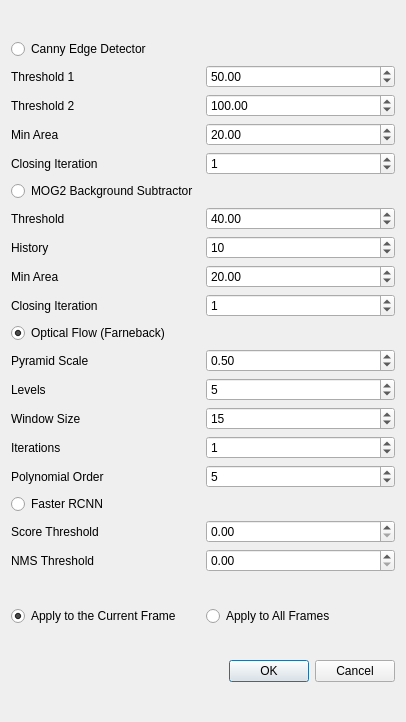
Above: src/auto_detect_dialog.ui from velatkilic/label-gui before the change. Below: the same form after it.
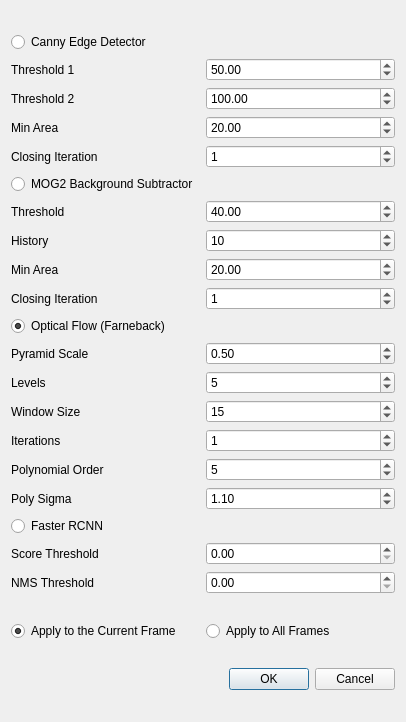
That is the form after the change.

Commit message: optical flow auto-detect

The edit to the form file:
```diff
--- a/src/auto_detect_dialog.ui
+++ b/src/auto_detect_dialog.ui
@@ -316,6 +316,27 @@
        </item>
       </layout>
      </item>
+     <item>
+      <layout class="QHBoxLayout" name="horizontalLayout_16">
+       <item>
+        <widget class="QLabel" name="label_16">
+         <property name="text">
+          <string>Poly Sigma</string>
+         </property>
+        </widget>
+       </item>
+       <item>
+        <widget class="QDoubleSpinBox" name="spinBox_farneback_poly_sigma">
+         <property name="singleStep">
+          <double>0.100000000000000</double>
+         </property>
+         <property name="value">
+          <double>1.100000000000000</double>
+         </property>
+        </widget>
+       </item>
+      </layout>
+     </item>
      <item>
       <widget class="QRadioButton" name="radio_rcnn">
        <property name="text">
```
Left out of the diff: 2 changed lines with no effect on the pictures. The commit also changes 3 other files.
